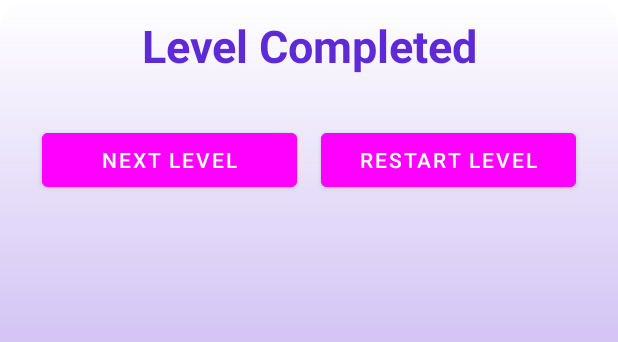
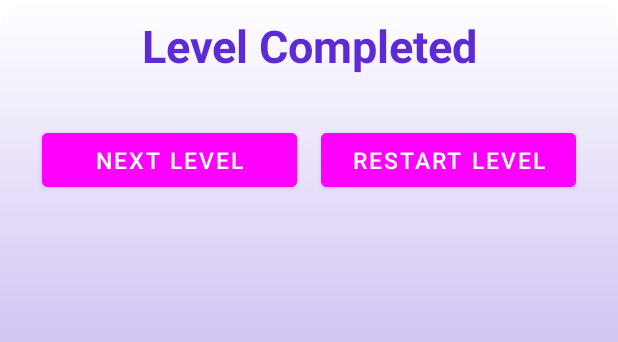
Before and after one commit to David-Shmidt/Game-Project-Android, an Android app: the layout level_complete.xml on its own in the app's theme, with its tools: preview values and no code run, on a phone screen of 412 x 824 dp. Shown: the top 342 px of the screen. Run offline under Robolectric (Android 15) with nearby library versions, the phone set to English and light mode, and no system bars.

Commit message:
shape for dialog

```diff
--- a/app/src/main/res/layout/level_complete.xml
+++ b/app/src/main/res/layout/level_complete.xml
@@ -1,9 +1,11 @@
 <?xml version="1.0" encoding="utf-8"?>
 <androidx.constraintlayout.widget.ConstraintLayout xmlns:android="http://schemas.android.com/apk/res/android"
     xmlns:app="http://schemas.android.com/apk/res-auto"
+    android:orientation="vertical"
     android:layout_width="match_parent"
     android:layout_height="match_parent"
-    android:background="@drawable/shape_dialog">
+    android:background="@drawable/shape_dialog"
+    app:layout_constraintCircleRadius="100dp">
 
     <TextView
         android:id="@+id/level_complete_tv"
@@ -26,13 +28,14 @@
         android:id="@+id/next_level"
         android:layout_width="170dp"
         android:layout_height="wrap_content"
-        android:layout_marginStart="32dp"
+        android:layout_marginStart="64dp"
         android:layout_marginTop="32dp"
         android:layout_marginEnd="8dp"
         android:backgroundTint="@drawable/shape_playbtn"
         android:gravity="center"
         android:text="Next Level"
         android:textColor="@color/white"
+        android:textSize="15sp"
         app:layout_constraintEnd_toStartOf="@+id/restart_level"
         app:layout_constraintStart_toStartOf="parent"
         app:layout_constraintTop_toBottomOf="@+id/level_complete_tv" />
@@ -43,11 +46,12 @@
         android:layout_height="wrap_content"
         android:layout_marginStart="8dp"
         android:layout_marginTop="32dp"
-        android:layout_marginEnd="32dp"
+        android:layout_marginEnd="64dp"
         android:backgroundTint="@drawable/shape_playbtn"
+        android:gravity="center"
         android:text="Restart Level"
         android:textColor="@color/white"
-        android:gravity="center"
+        android:textSize="15sp"
         app:layout_constraintEnd_toEndOf="parent"
         app:layout_constraintStart_toEndOf="@+id/next_level"
         app:layout_constraintTop_toBottomOf="@+id/level_complete_tv" />
```
Also changed, not shown: app/src/main/res/drawable/round_btn.xml (+25 -8 lines).
